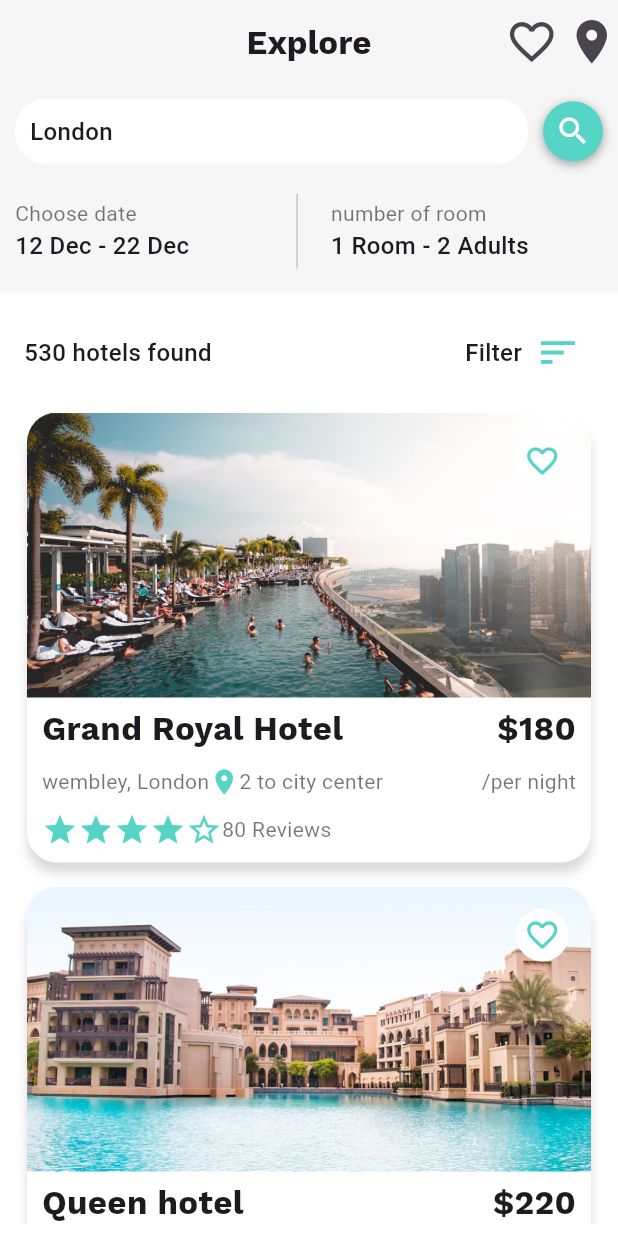
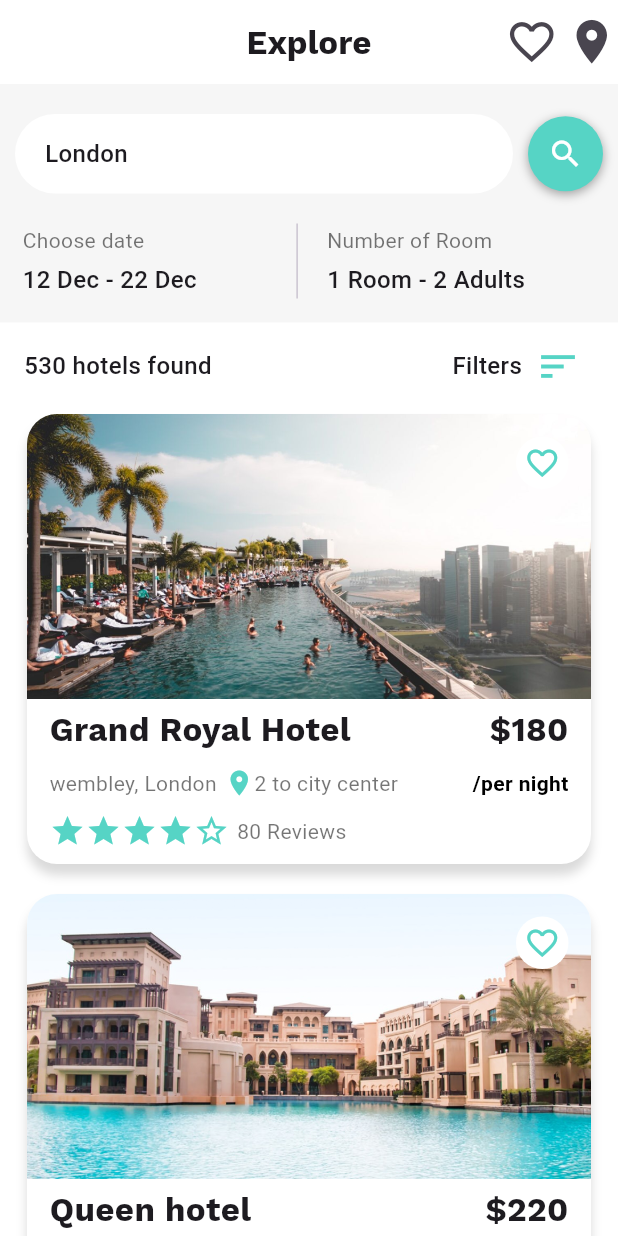
Before and after one commit to hussamburqan/flutter_ui_samples, a Flutter app: the screen it shows after launch, on a phone screen of 412 x 824 dp. Run offline on Flutter 3.47's test engine with Material 3 defaults, Android fonts, the phone set to English and light mode, and no system bars; Roboto replaces fonts that are missing (Reborn).

Commit message:
edit Explore

```diff
--- a/lib/lib_Explore/main_explore.dart
+++ b/lib/hotel_ui_sample/main_explore.dart
@@ -1,5 +1,5 @@
 import 'package:flutter/material.dart';
-import 'package:flutter_ui_samples/lib_Explore/screens/homepage.dart';
+import 'package:flutter_ui_samples/hotel_ui_sample/views/HomePage/homepage.dart';
 
 class MyAppExplore extends StatelessWidget {
   const MyAppExplore({super.key});
--- a/lib/lib_Explore/repo/repo.dart
+++ b/lib/hotel_ui_sample/models/hotel_model.dart
@@ -1,7 +1,18 @@
+class HotelModel {
 
-import 'package:flutter_ui_samples/lib_Explore/models/hotel_model.dart';
+  String name;
+  String location;
+  int distance;
+  String imageUrl;
+  int price;
+  int starReviews;
+  int reviews;
 
-List<HotelModel> hotelModel = [
+  HotelModel({required this.name,required this.location,required this.distance,required this.imageUrl,required this.price,required this.starReviews,required this.reviews});
+
+}
+
+List<HotelModel> hotels = [
   HotelModel(
     name: 'Grand Royal Hotel',
     location: 'wembley, London',
--- /dev/null
+++ b/lib/hotel_ui_sample/style/styles.dart
@@ -0,0 +1,12 @@
+import 'package:flutter/material.dart';
+
+const TextStyle style4 = TextStyle(fontSize: 14, fontFamily: 'Reborn', color: Colors.black, fontWeight: FontWeight.w700);
+const TextStyle style3 = TextStyle(fontSize: 14, fontFamily: 'Reborn', color: Colors.black54);
+const TextStyle style2 = TextStyle(fontSize: 22, fontFamily: 'WorkSans', fontWeight: FontWeight.w700);
+const TextStyle style1 = TextStyle(fontSize: 16, fontFamily: 'Reborn', fontWeight: FontWeight.w500);
+
+const SizedBox sizedBoxH10 = SizedBox(height: 10);
+const SizedBox sizedBoxH5 = SizedBox(height: 5);
+const SizedBox sizedBoxW5 = SizedBox(width: 5);
+const SizedBox sizedBoxW10 = SizedBox(width: 10);
+const SizedBox sizedBoxW35 = SizedBox(width: 35);
--- a/lib/lib_Explore/screens/homepage.dart
+++ b/lib/hotel_ui_sample/views/HomePage/homepage.dart
@@ -1,8 +1,9 @@
 
 import 'package:flutter/material.dart';
-import 'package:flutter_ui_samples/lib_Explore/component/hotel_card.dart';
-import 'package:flutter_ui_samples/lib_Explore/repo/repo.dart';
-import 'package:flutter_ui_samples/lib_Explore/style/styles.dart';
+
+import '../../models/hotel_model.dart';
+import '../../style/styles.dart';
+import 'hotel_card.dart';
 
 class HomePage extends StatelessWidget {
   const HomePage({super.key});
@@ -12,7 +13,7 @@ class HomePage extends StatelessWidget {
     return Scaffold(
         backgroundColor: Color(0xFFF6F6F6),
         appBar: AppBar(
-          backgroundColor: Color(0xFFF6F6F6),
+          backgroundColor: Colors.white,
           title: Text(
             "Explore",
             style: style2,
@@ -34,18 +35,17 @@ class HomePage extends StatelessWidget {
         body: Column(
           children: [
             Padding(
-              padding: EdgeInsets.all(10),
+              padding: EdgeInsets.symmetric(horizontal: 10, vertical: 20),
               child: Row(
                 children: [
                   Expanded(
                     child: Container(
                       decoration: BoxDecoration(
-                        borderRadius: BorderRadius.circular(20),
-
+                        borderRadius: BorderRadius.circular(30),
                         color: Colors.white,
                       ),
                       child: Padding(
-                        padding: const EdgeInsets.all(10),
+                        padding: const EdgeInsets.symmetric(horizontal: 20, vertical: 15),
                         child: Text(
                           'London',
                           style: style1,
@@ -53,10 +53,10 @@ class HomePage extends StatelessWidget {
                       ),
                     )
                   ),
-                  sizeW1,
+                  sizedBoxW10,
                   Container(
-                    height: 40,
-                    width: 40,
+                    height: 50,
+                    width: 50,
                     decoration: BoxDecoration(
                       boxShadow: [
                         BoxShadow(
@@ -64,9 +64,8 @@ class HomePage extends StatelessWidget {
                           blurRadius: 5,
                           color: Colors.grey
                         )
-
                         ],
-                      borderRadius: BorderRadius.circular(20),
+                      borderRadius: BorderRadius.circular(30),
                       color: Color(0xFF56D4C5),
                     ),
                     child: Icon(
@@ -78,7 +77,7 @@ class HomePage extends StatelessWidget {
               ),
             ),
             Padding(
-              padding: EdgeInsets.only(top:10, right: 10, left: 10, bottom: 16),
+              padding: EdgeInsets.only(right: 15, left: 15, bottom: 16),
               child: Row(
                 mainAxisAlignment: MainAxisAlignment.spaceBetween,
                 children: [
@@ -89,32 +88,33 @@ class HomePage extends StatelessWidget {
                         'Choose date',
                         style: style3
                       ),
+                      sizedBoxH5,
                       Text(
                         '12 Dec - 22 Dec',
                         style: style1
                       ),
                     ],
                   ),
-                  sizeW2,
+                  sizedBoxW35,
                   SizedBox(
                     height: 50,
                     child: VerticalDivider()
                   ),
-
                   Column(
                     crossAxisAlignment: CrossAxisAlignment.start,
                     children: [
                       Text(
-                        'number of room',
+                        'Number of Room',
                         style: style3
                       ),
+                      sizedBoxH5,
                       Text(
                         '1 Room - 2 Adults',
                         style: style1
                       ),
                     ],
                   ),
-                  sizeW2,
+                  sizedBoxW35,
 
                 ],
               ),
@@ -125,7 +125,7 @@ class HomePage extends StatelessWidget {
                 child: Column(
                   children: [
                     Padding(
-                      padding: EdgeInsets.only(top: 16, right: 16, left: 16),
+                      padding: EdgeInsets.only(top: 5, right: 16, left: 16),
                       child: Row(
                         mainAxisAlignment: MainAxisAlignment.spaceBetween,
                         children: [
@@ -133,10 +133,10 @@ class HomePage extends StatelessWidget {
                           Row(
                             children: [
                               Text(
-                                'Filter',
+                                'Filters',
                                 style: style1,
                               ),
-                              sizeH1,
+                              sizedBoxH10,
                               IconButton(
                                 onPressed: (){},
                                 icon: Icon(
@@ -152,11 +152,11 @@ class HomePage extends StatelessWidget {
                     ),
                     Flexible(
                       child: Padding(
-                        padding: const EdgeInsets.symmetric( horizontal: 10, vertical: 8 ),
+                        padding: const EdgeInsets.symmetric(horizontal: 10),
                         child: ListView.builder(
-                            itemCount: hotelModel.length,
+                            itemCount: hotels.length,
                             itemBuilder: (context, index) {
-                              return HotelCard(hotelModel[index]);
+                              return hotelCard(hotel: hotels[index]);
                             },
                         ),
                       ),
--- /dev/null
+++ b/lib/hotel_ui_sample/views/HomePage/hotel_card.dart
@@ -0,0 +1,172 @@
+import 'package:flutter/material.dart';
+import '../../models/hotel_model.dart';
+import '../../style/styles.dart';
+
+class hotelCard extends StatelessWidget {
+  final HotelModel hotel;
+
+  const hotelCard({super.key, required this.hotel});
+
+  @override
+  Widget build(BuildContext context) {
+    return Padding(
+      padding: const EdgeInsets.only(top: 8, bottom: 12, right: 8,left: 8),
+      child: Container(
+        decoration: BoxDecoration(
+          borderRadius: BorderRadius.circular(20),
+          color: Colors.white,
+          boxShadow: [
+            BoxShadow(
+                offset: Offset(0,7),
+                blurRadius: 5,
+                color: const Color.fromARGB(101, 161, 161, 161)
+            ),
+          ],
+        ),
+        height: 300,
+        child: Column(
+          children: [
+            Stack(
+              children: [
+                Positioned(
+                  child: Column(
+                    children: [
+                      Container(
+                        height: 190,
+                        decoration: BoxDecoration(
+                          borderRadius: BorderRadius.only(
+                            topLeft: Radius.circular(20),
+                            topRight: Radius.circular(20),
+                          ),
+                          image: DecorationImage(
+                            image: AssetImage(hotel.imageUrl),
+                            fit: BoxFit.cover,
+                          ),
+                        ),
+                      ),
+                      Padding(
+                        padding: const EdgeInsets.symmetric(
+                          vertical: 5,
+                          horizontal: 15,
+                        ),
+                        child: Row(
+                          mainAxisAlignment: MainAxisAlignment.spaceBetween,
+
+                          children: [
+                            Text(hotel.name, style: style2),
+                            Text("\$${hotel.price}", style: style2),
+                          ],
+                        ),
+                      ),
+                      Padding(
+                        padding: const EdgeInsets.symmetric(
+                          vertical: 5,
+                          horizontal: 15,
+                        ),
+                        child: Row(
+                          children: [
+                            Text('${hotel.location}', style: style3),
+                            sizedBoxW5,
+                            Icon(
+                              Icons.location_on,
+                              color: Color(0xFF56D4C5),
+                              size: 20,
+                            ),
+                            Text("${hotel.distance} to city center", style: style3),
+                            Expanded(child: SizedBox()),
+                            Text("/per night", style: style4),
+                          ],
+                        ),
+                      ),
+                      Padding(
+                        padding: const EdgeInsets.symmetric(
+                          vertical: 5,
+                          horizontal: 15,
+                        ),
+                        child: Row(
+                          children: [
+                            Icon(
+                              hotel.starReviews >= 1
+                                  ? Icons.star
+                                  : Icons.star_border,
+                              color: Color(0xFF56D4C5),
+                            ),
+                            Icon(
+                              hotel.starReviews >= 2
+                                  ? Icons.star
+                                  : Icons.star_border,
+                              color: Color(0xFF56D4C5),
+                            ),
+                            Icon(
+                              hotel.starReviews >= 3
+                                  ? Icons.star
+                                  : Icons.star_border,
+                              color: Color(0xFF56D4C5),
+                            ),
+                            Icon(
+                              hotel.starReviews >= 4
+                                  ? Icons.star
+                                  : Icons.star_border,
+                              color: Color(0xFF56D4C5),
+                            ),
+                            Icon(
+                              hotel.starReviews == 5
+                                  ? Icons.star
+                                  : Icons.star_border,
+                              color: Color(0xFF56D4C5),
+                            ),
+                            sizedBoxW5,
+                            Text('${hotel.reviews} Reviews', style: style3,),
+                          ],
+                        ),
+                      ),
+                    ],
+                  ),
+                ),
+                favoriteButton(),
+              ],
+            ),
+          ],
+        ),
+      ),
+    );
+  }
+}
+
+
+class favoriteButton extends StatefulWidget {
+  const favoriteButton({super.key});
+
+  @override
+  State<favoriteButton> createState() => _favoriteButtonState();
+}
+
+class _favoriteButtonState extends State<favoriteButton> {
+  bool isFavorite = false;
+  @override
+  Widget build(BuildContext context) {
+    return  Positioned(
+      top: 15,
+      right: 15,
+      child: GestureDetector(
+        onTap: () {
+          setState(() {
+            isFavorite = !isFavorite;
+          });
+        },
+        child: Container(
+          height: 35,
+          width: 35,
+          decoration: BoxDecoration(
+            color: Colors.white,
+            borderRadius: BorderRadius.circular(20),
+          ),
+          child: Icon(
+              isFavorite ? Icons.favorite : Icons.favorite_border,
+              color: Color(0xFF56D4C5)
+          ),
+        ),
+      ),
+    );
+  }
+}
--- a/lib/lib_Explore/component/hotel_card.dart
+++ /dev/null
@@ -1,137 +0,0 @@
-import 'package:flutter/material.dart';
-import 'package:flutter_ui_samples/lib_Explore/models/hotel_model.dart';
-import 'package:flutter_ui_samples/lib_Explore/style/styles.dart';
-
-Widget HotelCard(HotelModel hotel) {
-  return Padding(
-    padding: const EdgeInsets.all(8.0),
-    child: Container(
-      decoration: BoxDecoration(
-        borderRadius: BorderRadius.circular(20),
-        color: Colors.white,
-        boxShadow: [
-          BoxShadow(
-            offset: Offset(0,7),
-            blurRadius: 5,
-            color: const Color.fromARGB(101, 161, 161, 161)
-          ),
-        ],
-      ),
-      height: 300,
-      child: Column(
-        children: [
-          Stack(
-            children: [
-              Positioned(
-                child: Column(
-                  children: [
-                    Container(
-                      height: 190,
-                      decoration: BoxDecoration(
-                        borderRadius: BorderRadius.only(
-                          topLeft: Radius.circular(20),
-                          topRight: Radius.circular(20),
-                        ),
-                        image: DecorationImage(
-                          image: AssetImage(hotel.imageUrl),
-                          fit: BoxFit.cover,
-                        ),
-                      ),
-                    ),
-                    Padding(
-                      padding: const EdgeInsets.symmetric(
-                        vertical: 5,
-                        horizontal: 10,
-                      ),
-                      child: Row(
-                        mainAxisAlignment: MainAxisAlignment.spaceBetween,
-
-                        children: [
-                          Text(hotel.name, style: style2),
-                          Text("\$${hotel.price}", style: style2),
-                        ],
-                      ),
-                    ),
-                    Padding(
-                      padding: const EdgeInsets.symmetric(
-                        vertical: 5,
-                        horizontal: 10,
-                      ),
-                      child: Row(
-                        children: [
-                          Text(hotel.location, style: style3),
-                          Icon(
-                            Icons.location_on,
-                            color: Color(0xFF56D4C5),
-                            size: 20,
-                          ),
-                          Text("${hotel.distance} to city center", style: style3),
-                          Expanded(child: SizedBox()),
-                          Text("/per night", style: style3),
-                        ],
-                      ),
-                    ),
-                    Padding(
-                      padding: const EdgeInsets.symmetric(
-                        vertical: 5,
-                        horizontal: 10,
-                      ),
-                      child: Row(
-                        children: [
-                          Icon(
-                            hotel.starReviews >= 1
-                                ? Icons.star
-                                : Icons.star_border,
-                            color: Color(0xFF56D4C5),
-                          ),
-                          Icon(
-                            hotel.starReviews >= 2
-                                ? Icons.star
-                                : Icons.star_border,
-                            color: Color(0xFF56D4C5),
-                          ),
-                          Icon(
-                            hotel.starReviews >= 3
-                                ? Icons.star
-                                : Icons.star_border,
-                            color: Color(0xFF56D4C5),
-                          ),
-                          Icon(
-                            hotel.starReviews >= 4
-                                ? Icons.star
-                                : Icons.star_border,
-                            color: Color(0xFF56D4C5),
-                          ),
-                          Icon(
-                            hotel.starReviews == 5
-                                ? Icons.star
-                                : Icons.star_border,
-                            color: Color(0xFF56D4C5),
-                          ),
-                          Text('${hotel.reviews} Reviews', style: style3,),
-                        ],
-                      ),
-                    ),
-                  ],
-                ),
-              ),
-              Positioned(
-                top: 15,
-                right: 15,
-                child: Container(
-                  height: 35,
-                  width: 35,
-                  decoration: BoxDecoration(
-                    color: Colors.white,
-                    borderRadius: BorderRadius.circular(20),
-                  ),
-                  child: Icon(Icons.favorite_border, color: Color(0xFF56D4C5)),
-                ),
-              ),
-            ],
-          ),
-        ],
-      ),
-    ),
-  );
-}
--- a/lib/lib_Explore/models/hotel_model.dart
+++ /dev/null
@@ -1,13 +0,0 @@
-class HotelModel {
-
-  String name;
-  String location;
-  int distance;
-  String imageUrl;
-  int price;
-  int starReviews;
-  int reviews;
-
-  HotelModel({required this.name,required this.location,required this.distance,required this.imageUrl,required this.price,required this.starReviews,required this.reviews});
-
-}
--- a/lib/lib_Explore/style/styles.dart
+++ /dev/null
@@ -1,9 +0,0 @@
-import 'package:flutter/material.dart';
-
-const TextStyle style3 = TextStyle(fontSize: 14, fontFamily: 'Reborn', color: Colors.black54);
-const TextStyle style2 = TextStyle(fontSize: 22, fontFamily: 'WorkSans', fontWeight: FontWeight.w700);
-const TextStyle style1 = TextStyle(fontSize: 16, fontFamily: 'Reborn', fontWeight: FontWeight.w500);
-
-const SizedBox sizeH1 = SizedBox(height: 10);
-const SizedBox sizeW1 = SizedBox(width: 10);
-const SizedBox sizeW2 = SizedBox(width: 35);
--- a/lib/main.dart
+++ b/lib/main.dart
@@ -1,5 +1,6 @@
 import 'package:flutter/material.dart';
-import 'package:flutter_ui_samples/lib_Explore/main_explore.dart';
+
+import 'hotel_ui_sample/main_explore.dart';
 
 void main() {
   runApp(const MyAppExplore());
```
Also changed, not shown: lib/hotel_ui_sample/models/repo.dart (added).
